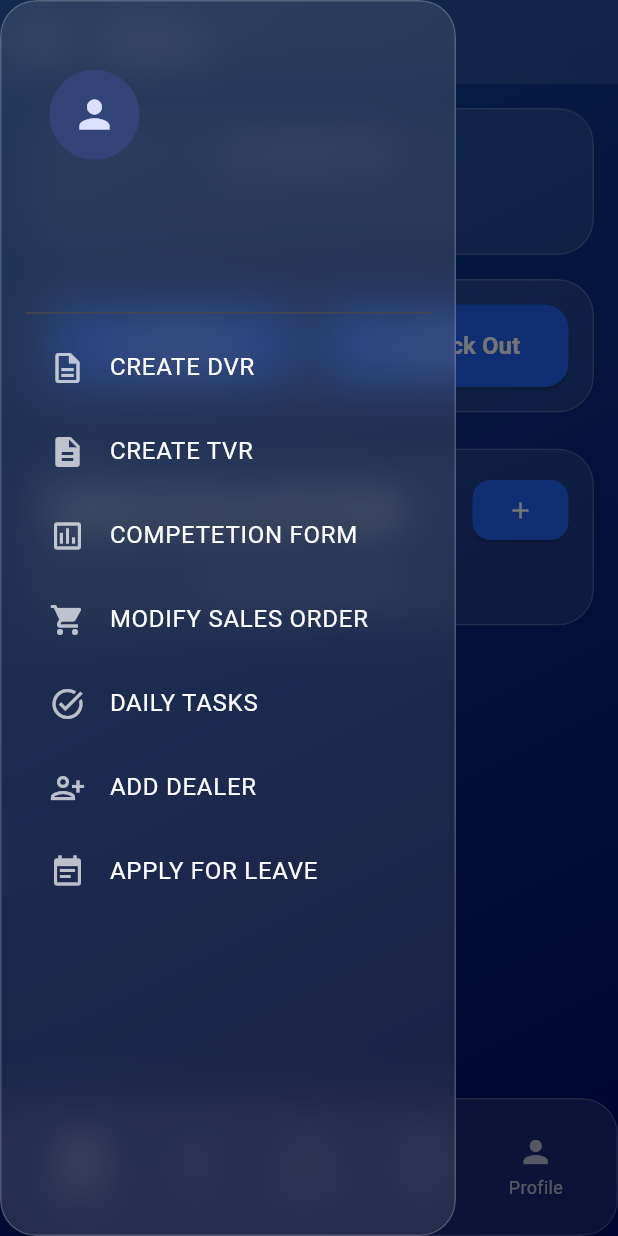
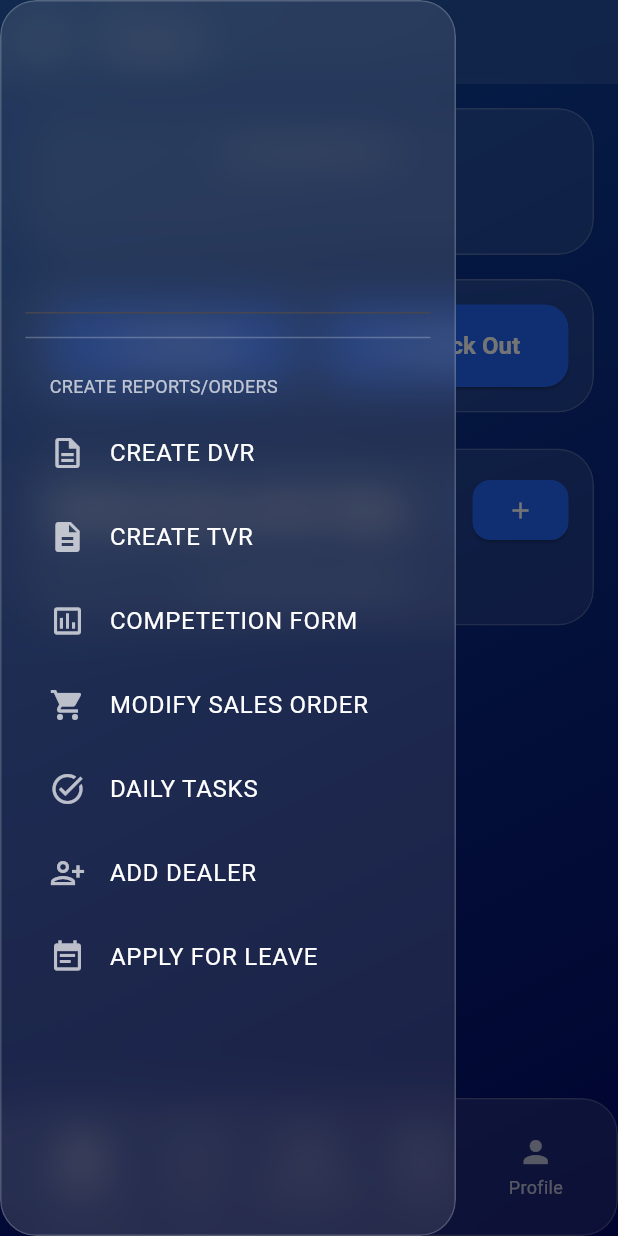
Before and after one commit to habibieebhy/assetarchiverflutter, a Flutter app: the NavScreen screen opened directly with empty values, with the side drawer open, on a phone screen of 412 x 824 dp. Run offline on Flutter 3.47's test engine with Material 3 defaults, Android fonts, the phone set to English and light mode, and no system bars; our stand-ins replace flutter_animate, google_fonts, slide_to_act.

Commit message:
PJP screen ADDED

```diff
--- a/lib/screens/nav_screen.dart
+++ b/lib/screens/nav_screen.dart
@@ -2,6 +2,7 @@ import 'dart:ui';
 import 'package:assetarchiverflutter/models/employee_model.dart';
 import 'package:assetarchiverflutter/screens/employee_management/employee_dashboard_screen.dart';
 import 'package:assetarchiverflutter/screens/employee_management/employee_profile_screen.dart';
+import 'package:assetarchiverflutter/screens/employee_management/employee_pjp_screen.dart';
 import 'package:assetarchiverflutter/screens/employee_management/employee_salesorder_screen.dart';
 import 'package:assetarchiverflutter/widgets/reusableglasscard.dart';
 import 'package:flutter/material.dart';
@@ -24,8 +25,8 @@ class _NavScreenState extends State<NavScreen> {
     super.initState();
     _pages = [
       EmployeeDashboardScreen(employee: widget.employee),
-      const _PlaceholderScreen(title: 'PJP'),
-      // UPDATED: Replaced the placeholder with your actual SalesOrderScreen
+      // UPDATED: Replaced the placeholder with the actual EmployeePJPScreen.
+      EmployeePJPScreen(employee: widget.employee),
       SalesOrderScreen(employee: widget.employee),
       const _PlaceholderScreen(title: 'Journey'),
       EmployeeProfileScreen(employee: widget.employee),
@@ -81,22 +82,29 @@ class _NavScreenState extends State<NavScreen> {
                   crossAxisAlignment: CrossAxisAlignment.start,
                   mainAxisAlignment: MainAxisAlignment.center,
                   children: [
-                    const CircleAvatar(radius: 30, child: Icon(Icons.person, size: 30)),
-                    const SizedBox(height: 10),
+                    Text(
+                      widget.employee.companyName ?? 'Your Company',
+                      style: Theme.of(context).textTheme.titleLarge?.copyWith(color: Colors.white, fontWeight: FontWeight.bold),
+                    ),
+                    const SizedBox(height: 4),
                     Text(
                       widget.employee.displayName,
-                      style: Theme.of(context).textTheme.titleLarge?.copyWith(color: Colors.white),
+                      style: Theme.of(context).textTheme.bodyLarge?.copyWith(color: Colors.white),
                     ),
                     Text(
                       widget.employee.email ?? '',
                       style: Theme.of(context).textTheme.bodyMedium?.copyWith(color: Colors.white70),
                     ),
-                    Text(
-                      widget.employee.companyName ?? '',
-                      style: Theme.of(context).textTheme.bodyMedium?.copyWith(color: Colors.white),
-                    )
                   ],
                 ),
+              ),
+            ),
+            const Divider(color: Colors.white24),
+            const Padding(
+              padding: EdgeInsets.fromLTRB(16, 16, 16, 8),
+              child: Text(
+                'CREATE REPORTS/ORDERS',
+                style: TextStyle(color: Colors.white70, fontSize: 12),
               ),
             ),
             _buildDrawerActionItem(icon: Icons.description_outlined, text: 'CREATE DVR'),
@@ -148,7 +156,7 @@ class _NavScreenState extends State<NavScreen> {
   }
 }
 
-// This placeholder is still used for some tabs
+// This is still used for the Journey tab.
 class _PlaceholderScreen extends StatelessWidget {
   final String title;
   const _PlaceholderScreen({required this.title});
--- a/pubspec.yaml
+++ b/pubspec.yaml
@@ -12,6 +12,8 @@ dependencies:
   google_fonts: ^6.2.1
   flutter_animate: ^4.5.2
   http: ^1.5.0
+  url_launcher: ^6.2.6
+  slide_to_act: ^2.0.2
 
 dev_dependencies:
   flutter_test:
```
Also changed, not shown: lib/screens/employee_management/employee_pjp_screen.dart (added, +180 -0 lines), pubspec.lock, 5 other files.
